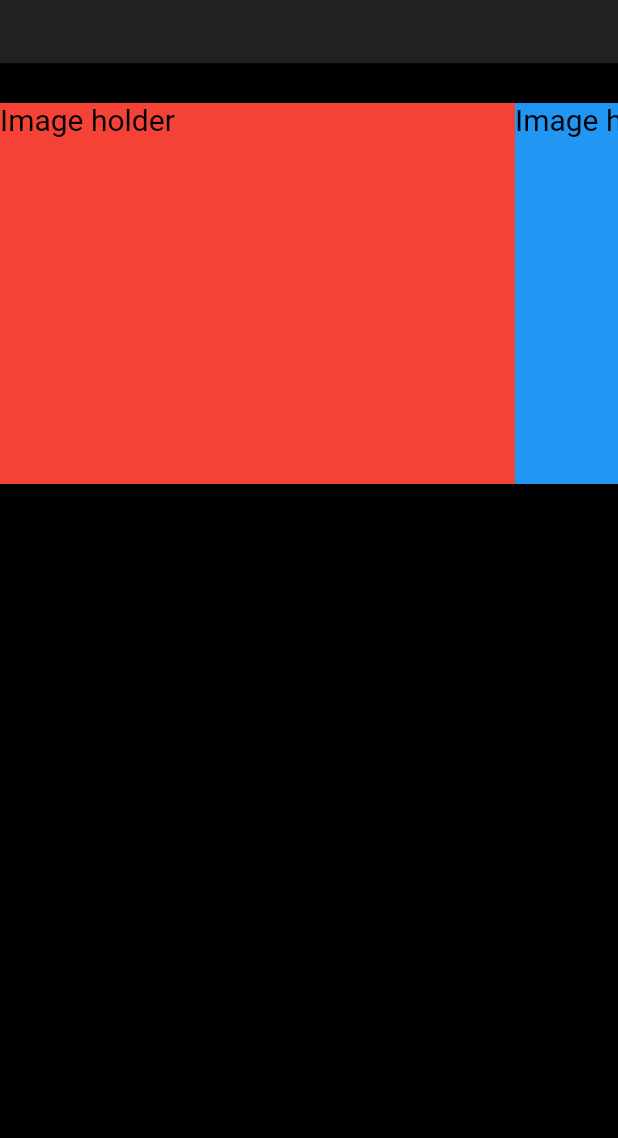
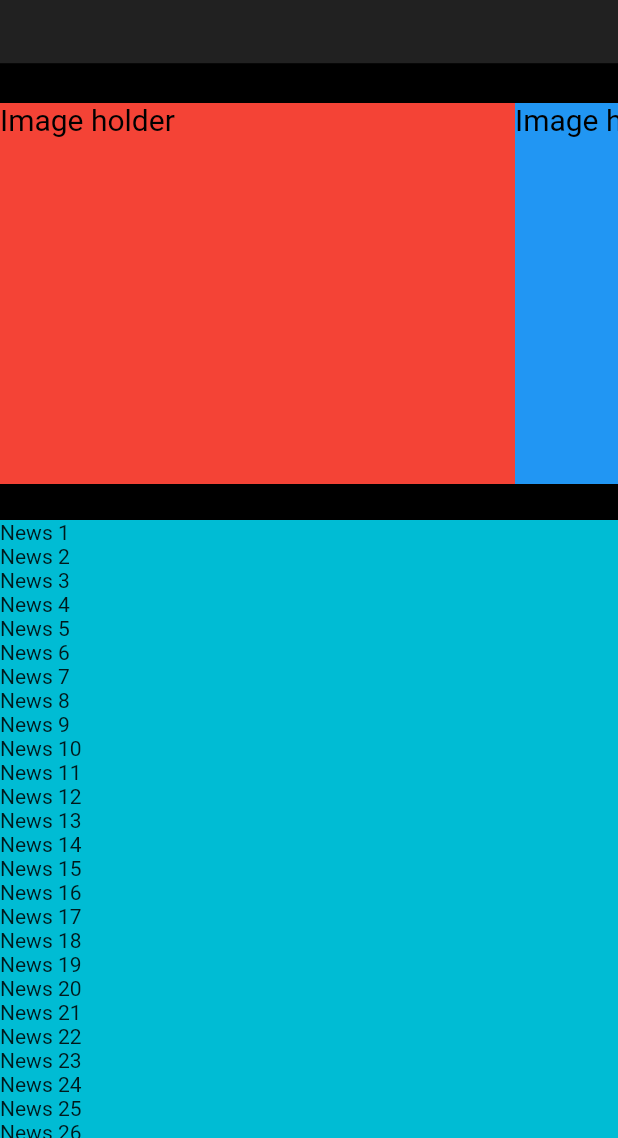
Before and after one commit to tionx3na/wallet-z, a Flutter app: the screen it shows after launch, in the side drawer, after a tap on "News", on a phone screen of 412 x 824 dp, the part 98-1236 px from its top. Run offline on Flutter 3.47's test engine with Material 2 defaults, Android fonts, the light colour scheme and no system bars.

Commit message:
UI-Part4-News-Skeletal_Complete

```diff
--- a/lib/news.dart
+++ b/lib/news.dart
@@ -88,11 +88,21 @@ class News extends StatelessWidget {
           ),
 
         Positioned(
-          top: 0.0,
-          bottom: 0.0,
+          top: MediaQuery.of(context).size.height/2,
+          bottom:  0.0,
           left: 0.0,
           right: 0.0,
-          child: Container()
+          child: Container(
+            child: ListView(
+              children: <Widget>[
+                for (int i=1; i<50; i++)
+                  Container(
+                    color: Colors.cyan,
+                    child: Text("News ${i}"),
+                  ),
+
+              ],),
+          )
         )
 
 
```
